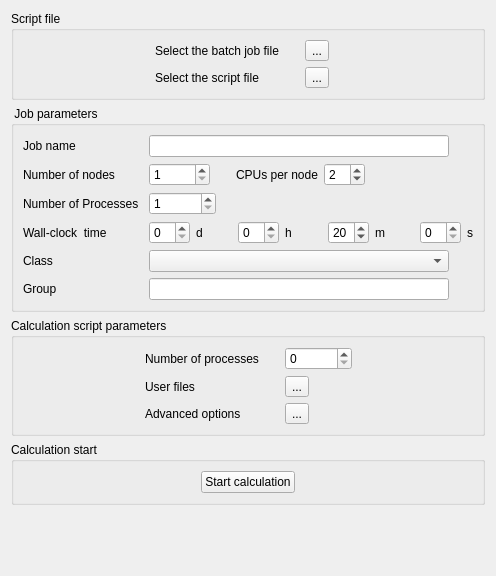
Above: gui/Pages/BatchRunningForm.ui from code-saturne/code_saturne before the change. Below: the same form after it.
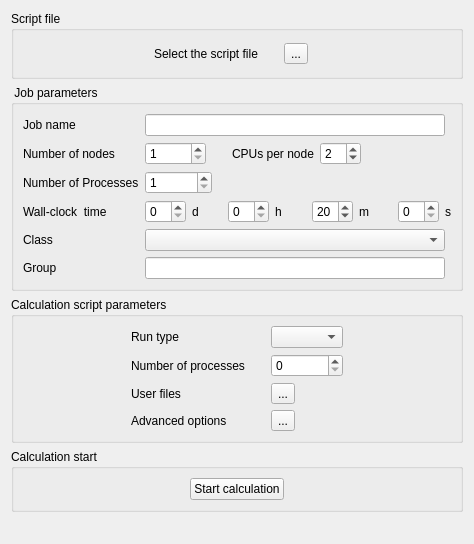
That is the form after the change. Icons and pictures are not drawn.

Commit message: Scripts and GUI overhauled, with user Python functions and script XML reader. Restart behavior is now based on the presence of a restart sub-directory in the execution directory. A "--preprocess" option has also been added to the Kernel so as to handle purely preprocessing runs.

```diff
--- a/gui/Pages/BatchRunningForm.ui
+++ b/gui/Pages/BatchRunningForm.ui
@@ -1,12 +1,12 @@
 <ui version="4.0" >
  <class>BatchRunningForm</class>
- <widget class="QWidget" name="BatchRunningForm" >
-  <property name="geometry" >
+ <widget class="QWidget" name="BatchRunningForm">
+  <property name="geometry">
    <rect>
     <x>0</x>
     <y>0</y>
-    <width>496</width>
-    <height>576</height>
+    <width>474</width>
+    <height>544</height>
    </rect>
   </property>
   <property name="windowTitle" >
@@ -41,102 +41,64 @@
          </spacer>
         </item>
         <item>
-         <layout class="QGridLayout" name="gridLayout" >
-          <item row="0" column="0" >
-           <widget class="QLabel" name="labelBatch" >
-            <property name="toolTip" >
-             <string>The batch command file name is searched for in </string>
-            </property>
-            <property name="text" >
-             <string>Select the batch job file</string>
-            </property>
-           </widget>
-          </item>
-          <item row="0" column="2" >
-           <widget class="QToolButton" name="toolButtonSearchBatch" >
-            <property name="toolTip" >
-             <string>Search for the script</string>
-            </property>
-            <property name="text" >
-             <string>...</string>
-            </property>
-            <property name="icon" >
-             <iconset resource="resources_pages.qrc" >
-              <normaloff>:/new/prefix1/icons/22x22/document-open.png</normaloff>:/new/prefix1/icons/22x22/document-open.png</iconset>
-            </property>
-            <property name="iconSize" >
-             <size>
-              <width>22</width>
-              <height>22</height>
-             </size>
-            </property>
-           </widget>
-          </item>
-          <item row="0" column="3" >
-           <widget class="QLabel" name="labelBatchName" >
-            <property name="text" >
-             <string/>
-            </property>
-           </widget>
-          </item>
-          <item row="1" column="0" >
-           <widget class="QLabel" name="labelScript" >
-            <property name="toolTip" >
-             <string>The script file name is searched for in </string>
-            </property>
-            <property name="text" >
-             <string>Select the script file</string>
-            </property>
-           </widget>
-          </item>
-          <item row="1" column="1" >
-           <spacer>
-            <property name="orientation" >
-             <enum>Qt::Horizontal</enum>
-            </property>
-            <property name="sizeHint" stdset="0" >
-             <size>
-              <width>20</width>
-              <height>20</height>
-             </size>
-            </property>
-           </spacer>
-          </item>
-          <item row="1" column="2" >
-           <widget class="QToolButton" name="toolButtonSearchScript" >
-            <property name="toolTip" >
-             <string>Search for the script</string>
-            </property>
-            <property name="text" >
-             <string>...</string>
-            </property>
-            <property name="icon" >
-             <iconset resource="resources_pages.qrc" >
-              <normaloff>:/new/prefix1/icons/22x22/document-open.png</normaloff>:/new/prefix1/icons/22x22/document-open.png</iconset>
-            </property>
-            <property name="iconSize" >
-             <size>
-              <width>22</width>
-              <height>22</height>
-             </size>
-            </property>
-           </widget>
-          </item>
-          <item row="1" column="3" >
-           <widget class="QLabel" name="labelScriptName" >
-            <property name="text" >
-             <string/>
-            </property>
-           </widget>
-          </item>
-         </layout>
+         <widget class="QLabel" name="labelBatch">
+          <property name="toolTip">
+           <string>The batch command file name is searched for in </string>
+          </property>
+          <property name="text">
+           <string>Select the script file</string>
+          </property>
+         </widget>
         </item>
         <item>
          <spacer>
           <property name="orientation" >
            <enum>Qt::Horizontal</enum>
           </property>
-          <property name="sizeHint" stdset="0" >
+          <property name="sizeType">
+           <enum>QSizePolicy::Preferred</enum>
+          </property>
+          <property name="sizeHint" stdset="0">
+           <size>
+            <width>20</width>
+            <height>20</height>
+           </size>
+          </property>
+         </spacer>
+        </item>
+        <item>
+         <widget class="QToolButton" name="toolButtonSearchBatch">
+          <property name="toolTip">
+           <string>Search for the script</string>
+          </property>
+          <property name="text">
+           <string>...</string>
+          </property>
+          <property name="icon">
+           <iconset resource="resources_pages.qrc">
+            <normaloff>:/new/prefix1/icons/22x22/document-open.png</normaloff>:/new/prefix1/icons/22x22/document-open.png</iconset>
+          </property>
+          <property name="iconSize">
+           <size>
+            <width>22</width>
+            <height>22</height>
+           </size>
+          </property>
+         </widget>
+        </item>
+        <item>
+         <widget class="QLabel" name="labelBatchName">
+          <property name="text">
+           <string/>
+          </property>
+         </widget>
+        </item>
+        <item>
+         <spacer>
+          <property name="orientation">
+           <enum>Qt::Horizontal</enum>
+          </property>
+          <property name="sizeHint" stdset="0">
            <size>
             <width>16</width>
             <height>27</height>
@@ -555,15 +517,15 @@
          </spacer>
         </item>
         <item>
-         <layout class="QGridLayout" name="gridLayout_3" >
-          <item row="0" column="0" >
-           <widget class="QLabel" name="labelNProcs" >
-            <property name="text" >
+         <layout class="QGridLayout" name="gridLayout_3">
+          <item row="1" column="0">
+           <widget class="QLabel" name="labelNProcs">
+            <property name="text">
              <string>Number of processes</string>
             </property>
            </widget>
           </item>
-          <item row="0" column="1" >
+          <item row="1" column="1">
            <spacer>
             <property name="orientation" >
              <enum>Qt::Horizontal</enum>
@@ -576,16 +538,16 @@
             </property>
            </spacer>
           </item>
-          <item row="1" column="0" >
-           <widget class="QLabel" name="labelFiles" >
-            <property name="text" >
+          <item row="2" column="0">
+           <widget class="QLabel" name="labelFiles">
+            <property name="text">
              <string>User files</string>
             </property>
            </widget>
           </item>
-          <item row="1" column="2" >
-           <widget class="QToolButton" name="toolButtonFiles" >
-            <property name="toolTip" >
+          <item row="2" column="2">
+           <widget class="QToolButton" name="toolButtonFiles">
+            <property name="toolTip">
              <string>Data files selection and
 results files name</string>
             </property>
@@ -604,16 +566,16 @@
             </property>
            </widget>
           </item>
-          <item row="2" column="0" >
-           <widget class="QLabel" name="labelAdvanced" >
-            <property name="text" >
+          <item row="3" column="0">
+           <widget class="QLabel" name="labelAdvanced">
+            <property name="text">
              <string>Advanced options</string>
             </property>
            </widget>
           </item>
-          <item row="2" column="2" >
-           <widget class="QToolButton" name="toolButtonAdvanced" >
-            <property name="text" >
+          <item row="3" column="2">
+           <widget class="QToolButton" name="toolButtonAdvanced">
+            <property name="text">
              <string>...</string>
             </property>
             <property name="icon" >
@@ -628,13 +590,23 @@
             </property>
            </widget>
           </item>
-          <item row="0" column="2" >
-           <widget class="QSpinBox" name="spinBoxNProcs" >
-            <property name="maximum" >
+          <item row="1" column="2">
+           <widget class="QSpinBox" name="spinBoxNProcs">
+            <property name="maximum">
              <number>131072</number>
             </property>
            </widget>
           </item>
+          <item row="0" column="0">
+           <widget class="QLabel" name="label">
+            <property name="text">
+             <string>Run type</string>
+            </property>
+           </widget>
+          </item>
+          <item row="0" column="2">
+           <widget class="QComboBox" name="comboBoxRunType"/>
+          </item>
          </layout>
         </item>
         <item>
@@ -656,11 +628,11 @@
     </widget>
    </item>
    <item>
-    <widget class="QGroupBox" name="groupBox" >
-     <property name="sizeHint" stdset="0" >
+    <widget class="QGroupBox" name="groupBox">
+     <property name="sizeHint" stdset="0">
       <size>
-       <width>179</width>
-       <height>64</height>
+       <width>186</width>
+       <height>63</height>
       </size>
      </property>
      <property name="title" >
```
Left out of the diff: 307 changed lines with no effect on the pictures. The commit also changes 57 other files.
